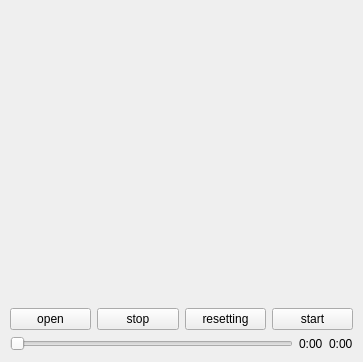
This is display.ui in BobDeng1974/dspForImg as Qt 5 draws it before an edit. The edited form follows.
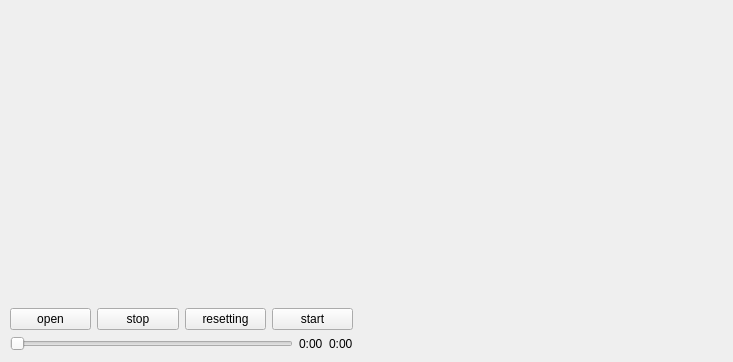
This is the edited form.

Commit message: try ergrouping, but too slow

The edit to the form file:
```diff
--- a/display.ui
+++ b/display.ui
@@ -6,7 +6,7 @@
    <rect>
     <x>0</x>
     <y>0</y>
-    <width>363</width>
+    <width>733</width>
     <height>362</height>
    </rect>
   </property>
```
The commit also changes 2 other files.
